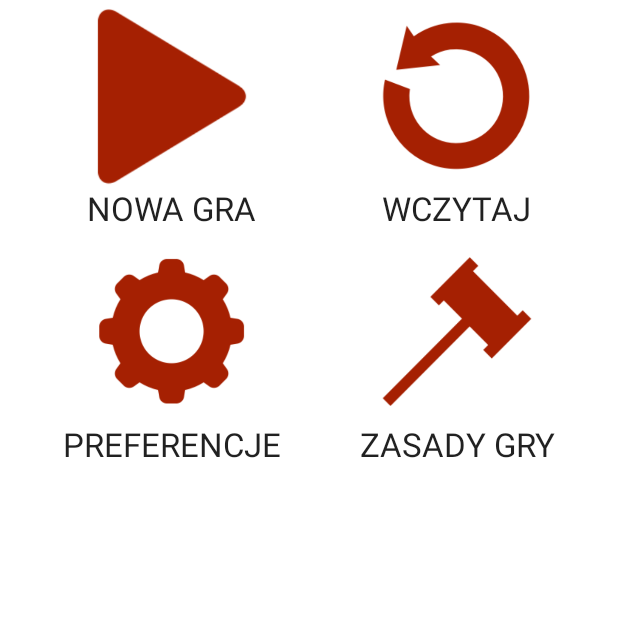
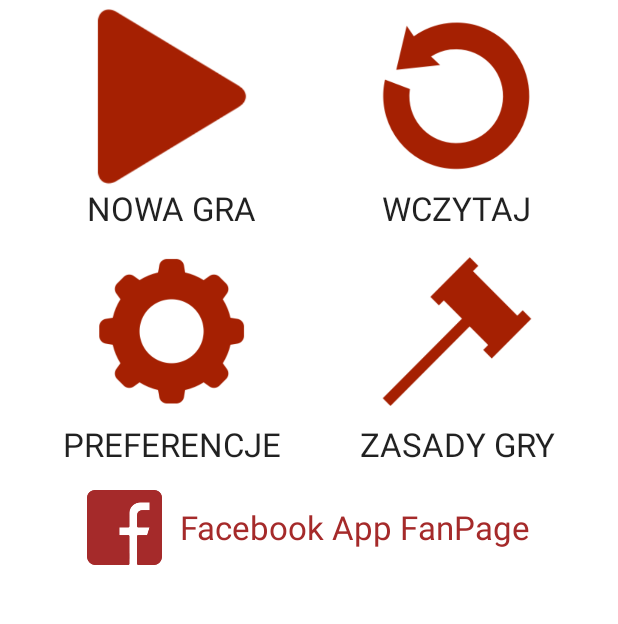
Before and after one commit to MateuszNaKodach/SocialMafia, an Android app: the screen it shows after launch (MainActivity), on a phone screen of 412 x 824 dp, the part 266-890 px from its top. Run offline under Robolectric (Android 15) with nearby library versions, the phone set to English and light mode, and no system bars.

```diff
--- a/app/src/main/AndroidManifest.xml
+++ b/app/src/main/AndroidManifest.xml
@@ -9,7 +9,8 @@
         android:label="@string/app_name"
         android:supportsRtl="true"
         android:theme="@style/AppTheme.NoActionBar">
-        <activity android:name=".MainActivity">
+        <activity android:name=".MainActivity"
+            android:screenOrientation="portrait">
             <intent-filter>
                 <action android:name="android.intent.action.MAIN" />
 
--- a/app/src/main/java/pl/nowakprojects/socialmafia/MainActivity.java
+++ b/app/src/main/java/pl/nowakprojects/socialmafia/MainActivity.java
@@ -1,6 +1,7 @@
 package pl.nowakprojects.socialmafia;
 
 import android.content.Intent;
+import android.net.Uri;
 import android.support.v7.app.AppCompatActivity;
 import android.os.Bundle;
 import android.view.View;
@@ -22,6 +23,7 @@ public class MainActivity extends AppCompatActivity {
         ImageButton buttonLoadGame = (ImageButton) findViewById(R.id.buttonLoadGame);
         ImageButton buttonGameRules = (ImageButton) findViewById(R.id.buttonGameRules);
         ImageButton buttonAppPreferences = (ImageButton) findViewById(R.id.buttonAppPreferences);
+        View facebookLayout = (View) findViewById(R.id.facebookFanPageLayout);
 
         buttonStartNewGame.setOnClickListener(new View.OnClickListener() {
             @Override
@@ -38,5 +40,14 @@ public class MainActivity extends AppCompatActivity {
                 startActivity(intent);
             }
         });
+
+        facebookLayout.setOnClickListener(new View.OnClickListener() {
+            @Override
+            public void onClick(View view) {
+                Uri url = Uri.parse("https://www.facebook.com/Social-Mafia-1764817623732317/");
+                Intent intent = new Intent(Intent.ACTION_VIEW,url);
+                startActivity(intent);
+            }
+        });
     }
 }
--- a/app/src/main/res/layout/activity_main.xml
+++ b/app/src/main/res/layout/activity_main.xml
@@ -26,7 +26,7 @@
         android:layout_width="match_parent"
         android:layout_height="wrap_content"
         android:columnCount="2"
-        android:rowCount="5"
+        android:rowCount="6"
         android:useDefaultMargins="true">
 
         <LinearLayout
@@ -148,8 +148,40 @@
         android:textAllCaps="true"
         android:id="@+id/textView" />
 
+
+
 </LinearLayout>
 
+        <LinearLayout
+            android:layout_marginTop="12dp"
+            android:orientation="horizontal"
+            android:layout_width="wrap_content"
+            android:layout_height="wrap_content"
+            android:layout_gravity="center"
+            android:layout_rowWeight="1"
+            android:layout_columnSpan="2"
+            android:id="@+id/facebookFanPageLayout"
+            android:gravity="center_vertical|center_horizontal">
+            <ImageButton
+                android:layout_width="50dp"
+                android:layout_height="50dp"
+                android:scaleType="fitCenter"
+                android:adjustViewBounds="true"
+                android:id="@+id/buttonfacebookFanPage"
+                android:src="@drawable/icon_facebook"
+                android:clickable="true"
+                android:layout_columnWeight="1"
+                android:background="@null" />
+            <TextView
+                android:layout_width="wrap_content"
+                android:layout_height="wrap_content"
+                android:textAppearance="?android:attr/textAppearanceLarge"
+                android:text="@string/menu_facebookfanpage"
+                android:id="@+id/facebookFanPageTextView"
+                android:layout_marginLeft="12dp"
+                android:textColor="#A52A2A"/>
+
+        </LinearLayout>
 
     </GridLayout>
 
--- a/app/src/main/res/values/strings.xml
+++ b/app/src/main/res/values/strings.xml
@@ -194,5 +194,6 @@ Raz w ciągu gry,  podczas trwania dnia wybiera osobę, która aż do nocy nie b
     <string name="questionMarks">-?-?-?-</string>
     <string name="tooLessPlayersRolesShowed">Jeszcze nie wszyscy gracze zobaczyli swoje funkcje!</string>
     <string name="title_activity_the_game_action">TheGameActionActivity</string>
+    <string name="menu_facebookfanpage">Facebook App FanPage</string>
 
 </resources>
```
Also changed, not shown: app/src/main/ic_launcher-web.png (added), app/src/main/java/pl/nowakprojects/socialmafia/mainmenuoptions/newgame/TheGameActionActivity.java (line endings or trailing spaces), app/src/main/res/drawable/icon_facebook.png (added), app/src/main/res/mipmap-hdpi/ic_launcher.png, app/src/main/res/mipmap-mdpi/ic_launcher.png, app/src/main/res/mipmap-xhdpi/ic_launcher.png, app/src/main/res/mipmap-xxhdpi/ic_launcher.png, app/src/main/res/mipmap-xxxhdpi/ic_launcher.png.
